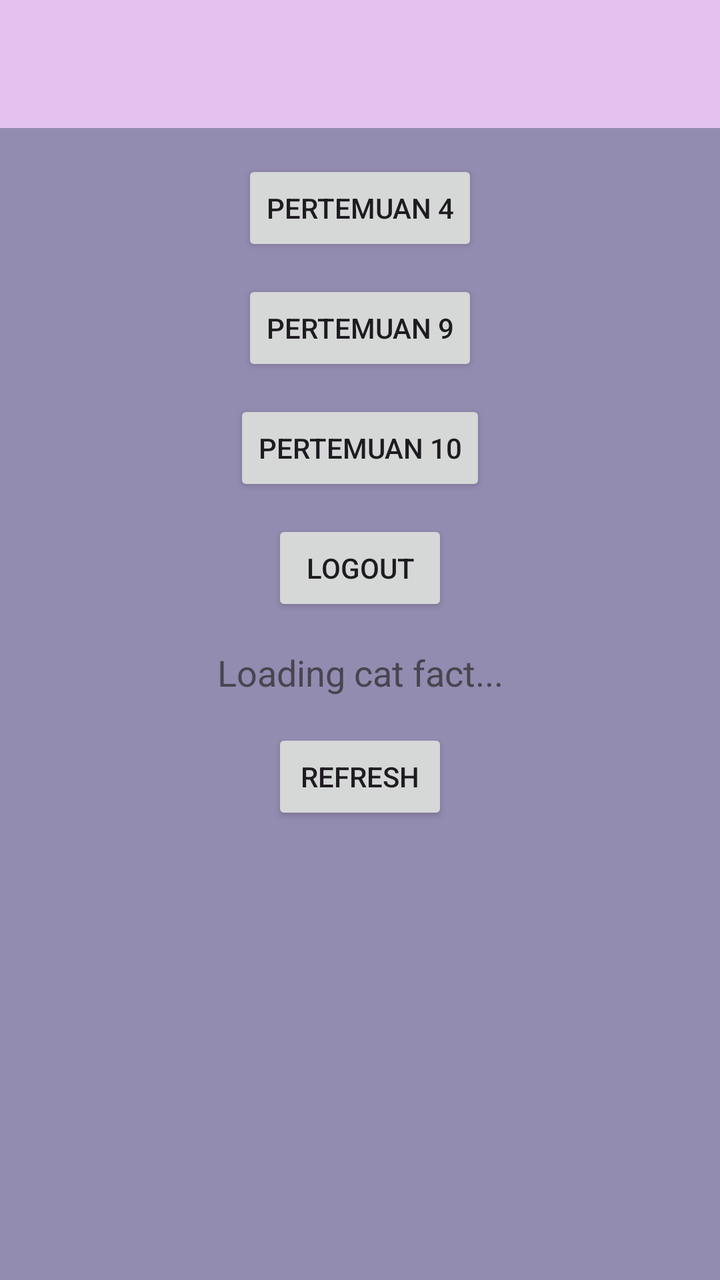
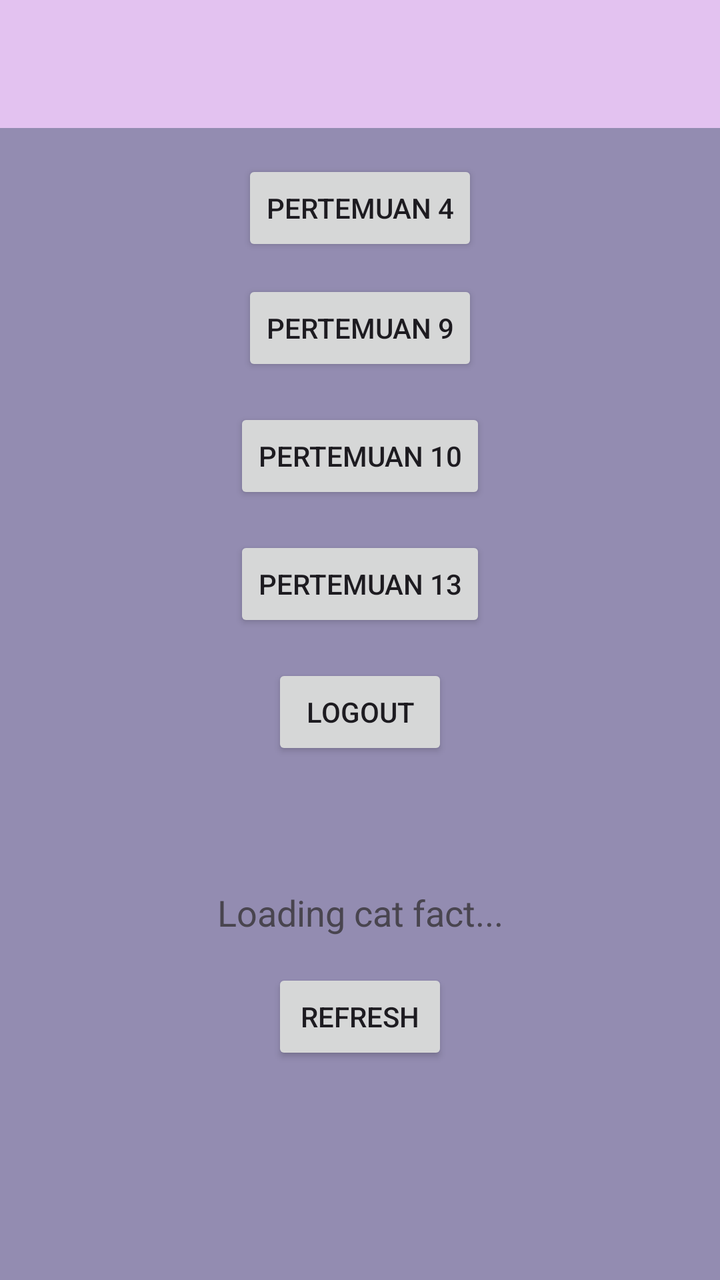

Screens rendered from an Android XML layout before and after an edit, with the pre-edit source and the edit as a unified diff.
<!-- AndroidManifest.xml: application theme Theme.BengApps -->
<!-- res/layout/fragment_home.xml -->
<?xml version="1.0" encoding="utf-8"?>
<androidx.coordinatorlayout.widget.CoordinatorLayout xmlns:android="http://schemas.android.com/apk/res/android"
    xmlns:app="http://schemas.android.com/apk/res-auto"
    xmlns:tools="http://schemas.android.com/tools"
    android:layout_width="match_parent"
    android:layout_height="match_parent"
    android:background="@color/material_dynamic_tertiary60"
    tools:context=".Home.HomeFragment">

    
    
    
    
    
    
    
    
    

    <com.google.android.material.appbar.AppBarLayout
        android:id="@+id/appBarLayout"
        android:layout_width="match_parent"
        android:layout_height="wrap_content"
        android:theme="@style/ThemeOverlay.AppCompat.Dark.ActionBar">

        <androidx.appcompat.widget.Toolbar
            android:id="@+id/toolbar"
            android:layout_width="match_parent"
            android:layout_height="?attr/actionBarSize"
            android:background="#E3C2F0"
            app:layout_constraintStart_toStartOf="parent"
            app:layout_constraintTop_toTopOf="parent" />
    </com.google.android.material.appbar.AppBarLayout>

    <androidx.core.widget.NestedScrollView
        android:layout_width="match_parent"
        android:layout_height="match_parent"
        android:fillViewport="true"
        app:layout_behavior="@string/appbar_scrolling_view_behavior">

        
        <androidx.constraintlayout.widget.ConstraintLayout
            android:layout_width="match_parent"
            android:layout_height="wrap_content"
            android:padding="16dp">

            <Button
                android:id="@+id/btnToFourth"
                android:layout_width="wrap_content"
                android:layout_height="wrap_content"
                android:text="Pertemuan 4"
                app:layout_constraintTop_toTopOf="parent"
                app:layout_constraintStart_toStartOf="parent"
                app:layout_constraintEnd_toEndOf="parent" />

            <Button
                android:id="@+id/btnToNinth"
                android:layout_width="wrap_content"
                android:layout_height="wrap_content"
                android:layout_marginTop="12dp"
                android:text="Pertemuan 9"
                app:layout_constraintTop_toBottomOf="@id/btnToFourth"
                app:layout_constraintStart_toStartOf="parent"
                app:layout_constraintEnd_toEndOf="parent" />

            <Button
                android:id="@+id/btnToTenth"
                android:layout_width="wrap_content"
                android:layout_height="wrap_content"
                android:layout_marginTop="12dp"
                android:text="Pertemuan 10"
                app:layout_constraintTop_toBottomOf="@id/btnToNinth"
                app:layout_constraintStart_toStartOf="parent"
                app:layout_constraintEnd_toEndOf="parent" />

            <Button
                android:id="@+id/btnLogout"
                android:layout_width="wrap_content"
                android:layout_height="wrap_content"
                android:layout_marginTop="12dp"
                android:text="Logout"
                app:layout_constraintTop_toBottomOf="@id/btnToTenth"
                app:layout_constraintStart_toStartOf="parent"
                app:layout_constraintEnd_toEndOf="parent" />

            <TextView
                android:id="@+id/tvCatFact"
                android:layout_width="0dp"
                android:layout_height="wrap_content"
                android:layout_marginTop="16dp"
                android:gravity="center"
                android:text="Loading cat fact..."
                android:textAlignment="center"
                android:textSize="18sp"
                app:layout_constraintTop_toBottomOf="@id/btnLogout"
                app:layout_constraintStart_toStartOf="parent"
                app:layout_constraintEnd_toEndOf="parent" />

            <Button
                android:id="@+id/btnRefresh"
                android:layout_width="wrap_content"
                android:layout_height="wrap_content"
                android:layout_marginTop="16dp"
                android:text="Refresh"
                app:layout_constraintTop_toBottomOf="@id/tvCatFact"
                app:layout_constraintStart_toStartOf="parent"
                app:layout_constraintEnd_toEndOf="parent" />

            <androidx.recyclerview.widget.RecyclerView
                android:id="@+id/rvGallery"
                android:layout_width="0dp"
                android:layout_height="wrap_content"
                android:layout_marginTop="16dp"
                android:nestedScrollingEnabled="false"
                android:padding="8dp"
                app:layout_constraintTop_toBottomOf="@id/btnRefresh"
                app:layout_constraintStart_toStartOf="parent"
                app:layout_constraintEnd_toEndOf="parent"
                app:layout_constraintBottom_toBottomOf="parent" />


        </androidx.constraintlayout.widget.ConstraintLayout>
    </androidx.core.widget.NestedScrollView>
</androidx.coordinatorlayout.widget.CoordinatorLayout>
<!-- resources referenced by this layout -->
<resources>
  <style name="Theme.BengApps" parent="Base.Theme.BengApps" />
  <style name="Base.Theme.BengApps" parent="Theme.Material3.DayNight.NoActionBar">
          
          
      </style>
</resources>

<!-- the commit's change to res/layout/fragment_home.xml (unified diff, before → after) -->
@@ -63,38 +63,50 @@
                 app:layout_constraintStart_toStartOf="parent"
                 app:layout_constraintEnd_toEndOf="parent" />
 
+
             <Button
                 android:id="@+id/btnToTenth"
                 android:layout_width="wrap_content"
                 android:layout_height="wrap_content"
-                android:layout_marginTop="12dp"
+                android:layout_marginTop="16dp"
                 android:text="Pertemuan 10"
-                app:layout_constraintTop_toBottomOf="@id/btnToNinth"
+                app:layout_constraintEnd_toEndOf="parent"
                 app:layout_constraintStart_toStartOf="parent"
-                app:layout_constraintEnd_toEndOf="parent" />
+                app:layout_constraintTop_toBottomOf="@id/btnToNinth" />
+
+            <Button
+                android:id="@+id/btnToThirteen"
+                android:layout_width="wrap_content"
+                android:layout_height="wrap_content"
+                android:layout_marginTop="16dp"
+                android:text="Pertemuan 13"
+                app:layout_constraintEnd_toEndOf="parent"
+                app:layout_constraintStart_toStartOf="parent"
+                app:layout_constraintTop_toBottomOf="@+id/btnToTenth" />
 
             <Button
                 android:id="@+id/btnLogout"
                 android:layout_width="wrap_content"
                 android:layout_height="wrap_content"
-                android:layout_marginTop="12dp"
+                android:layout_marginTop="80dp"
                 android:text="Logout"
-                app:layout_constraintTop_toBottomOf="@id/btnToTenth"
+                app:layout_constraintEnd_toEndOf="parent"
                 app:layout_constraintStart_toStartOf="parent"
-                app:layout_constraintEnd_toEndOf="parent" />
+                app:layout_constraintTop_toBottomOf="@id/btnToTenth" />
 
             <TextView
                 android:id="@+id/tvCatFact"
                 android:layout_width="0dp"
                 android:layout_height="wrap_content"
-                android:layout_marginTop="16dp"
+                android:layout_marginTop="64dp"
                 android:gravity="center"
                 android:text="Loading cat fact..."
                 android:textAlignment="center"
                 android:textSize="18sp"
-                app:layout_constraintTop_toBottomOf="@id/btnLogout"
+                app:layout_constraintEnd_toEndOf="parent"
+                app:layout_constraintHorizontal_bias="0.0"
                 app:layout_constraintStart_toStartOf="parent"
-                app:layout_constraintEnd_toEndOf="parent" />
+                app:layout_constraintTop_toBottomOf="@id/btnLogout" />
 
             <Button
                 android:id="@+id/btnRefresh"
